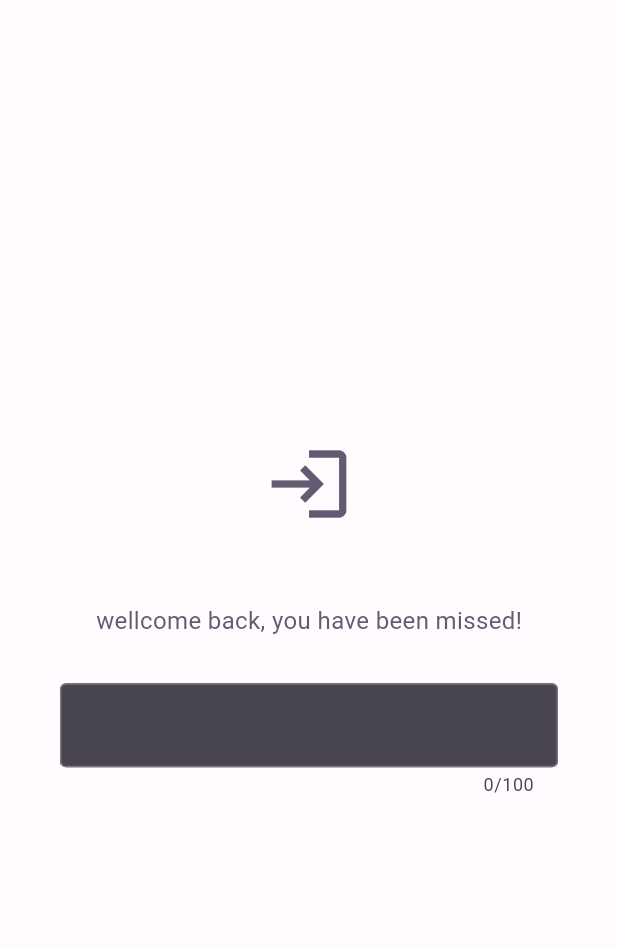
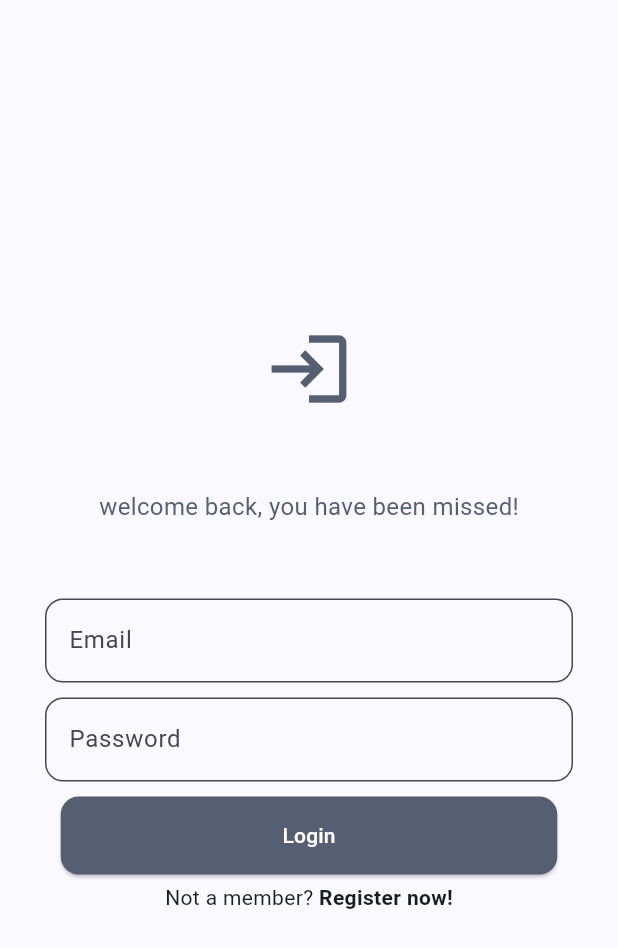
Before and after one commit to mhmdjavad-cs/flutter-chat-app, a Flutter app: the screen it shows after launch, on a phone screen of 412 x 824 dp. Shown: the top 948 px of the screen. Run offline on Flutter 3.47's test engine with Material 3 defaults, Android fonts, the phone set to English and light mode, and no system bars.

Commit message:
login page is finished!

```diff
--- /dev/null
+++ b/lib/components/my_button.dart
@@ -0,0 +1,29 @@
+import 'package:flutter/material.dart';
+
+class MyButton extends StatelessWidget {
+  final String text;
+
+  const MyButton({super.key, required this.text});
+
+  @override
+  Widget build(BuildContext context) {
+    return ElevatedButton(
+      onPressed: () {},
+      style: ElevatedButton.styleFrom(
+        backgroundColor: Theme.of(context).colorScheme.secondary, // Text color
+        shape: RoundedRectangleBorder(
+          borderRadius: BorderRadius.circular(12.0), // Rounded corners
+        ),
+        padding: const EdgeInsets.symmetric(
+            vertical: 16.0, horizontal: 24.0),
+        minimumSize: const Size(331, 50.0), // Minimum size
+      ),
+      child: Text(
+        text,
+        style: TextStyle(
+          color: Theme.of(context).colorScheme.onSecondary,
+        ),
+      ),
+    );
+  }
+}
--- a/lib/components/my_textfield.dart
+++ b/lib/components/my_textfield.dart
@@ -1,28 +1,42 @@
 import 'package:flutter/material.dart';
 
 class MyTextfield extends StatelessWidget {
-  const MyTextfield({super.key});
+  final String text;
+  final bool hide;
+
+
+  const MyTextfield({
+    super.key,
+    required this.text,
+    required this.hide
+  });
 
   @override
   Widget build(BuildContext context) {
     return Padding(
-      padding: EdgeInsets.symmetric(horizontal: 40),
+      padding: const EdgeInsets.symmetric(horizontal: 30),
       child: TextField(
+        obscureText: hide,
         decoration: InputDecoration(
-          enabledBorder: OutlineInputBorder(
+          labelText: text,
+          border: OutlineInputBorder(
+            borderRadius: BorderRadius.circular(12.0),
+          ),
+          filled: true,
+          fillColor: Theme.of(context).colorScheme.surfaceVariant,
+          focusedBorder: OutlineInputBorder(
+            borderRadius: BorderRadius.circular(12.0),
             borderSide: BorderSide(
-              color: Theme.of(context).colorScheme.outline,
+              color: Theme.of(context).colorScheme.primary,
             ),
           ),
-          focusedBorder: OutlineInputBorder(
+          enabledBorder: OutlineInputBorder(
+            borderRadius: BorderRadius.circular(12.0),
             borderSide: BorderSide(
-              color: Theme.of(context).colorScheme.onPrimary,
+              color: Theme.of(context).colorScheme.onSurfaceVariant,
             ),
           ),
-          fillColor: Theme.of(context).colorScheme.onSurfaceVariant,
-          filled: true,
         ),
-        maxLength: 100,
       ),
     );
   }
--- a/lib/pages/login_page.dart
+++ b/lib/pages/login_page.dart
@@ -1,4 +1,5 @@
 import 'package:flutter/material.dart';
+import 'package:flutter_full_course/components/my_button.dart';
 import 'package:flutter_full_course/components/my_textfield.dart';
 
 class LoginPage extends StatelessWidget {
@@ -22,14 +23,40 @@ class LoginPage extends StatelessWidget {
                 height: 50,
               ),
               Text(
-                "wellcome back, you have been missed!",
+                "welcome back, you have been missed!",
                 style: TextStyle(
                   fontSize: 16,
                   color: Theme.of(context).colorScheme.secondary,
                 ),
               ),
-              const SizedBox(height: 30,),
-              MyTextfield(),
+              const SizedBox(
+                height: 50,
+              ),
+              const MyTextfield(
+                text: 'Email',
+                hide: false,
+              ),
+              const SizedBox(
+                height: 10,
+              ),
+              const MyTextfield(
+                text: 'Password',
+                hide: true,
+              ),
+              const SizedBox(
+                height: 10,
+              ),
+              const MyButton(text: "Login"),
+              const SizedBox(
+                height: 5,
+              ),
+              const Row(
+                mainAxisAlignment: MainAxisAlignment.center,
+                children: [
+                  Text("Not a member? "),
+                  Text("Register now!", style: TextStyle(fontWeight: FontWeight.bold),),
+                ],
+              )
             ],
           ),
         ),
--- a/lib/themes/light_dark.dart
+++ b/lib/themes/light_dark.dart
@@ -5,35 +5,53 @@ import 'package:flutter/material.dart';
 ThemeData lightMode = ThemeData(
 
   colorScheme: const ColorScheme(
-    brightness: Brightness.light,
-    primary: Color(0xFF6750A4), // Purple
-    onPrimary: Colors.white,
-    primaryContainer: Color(0xFFEADDFF), // Light Purple
-    onPrimaryContainer: Color(0xFF21005D), // Darker Purple
-    secondary: Color(0xFF625B71), // Secondary Purple
-    onSecondary: Colors.white,
-    secondaryContainer: Color(0xFFE8DEF8), // Light Secondary Purple
-    onSecondaryContainer: Color(0xFF1D192B), // Darker Secondary Purple
-    tertiary: Color(0xFF7D5260), // Tertiary Pink
-    onTertiary: Colors.white,
-    tertiaryContainer: Color(0xFFFFD8E4), // Light Tertiary Pink
-    onTertiaryContainer: Color(0xFF31111D), // Darker Tertiary Pink
-    error: Color(0xFFB3261E), // Red
-    onError: Colors.white,
-    errorContainer: Color(0xFFF9DEDC), // Light Red
-    onErrorContainer: Color(0xFF410E0B), // Darker Red
-    background: Color(0xFFFFFBFE), // Background White
-    onBackground: Color(0xFF1C1B1F), // Darker Background
-    surface: Color(0xFFFFFBFE), // Surface White
-    onSurface: Color(0xFF1C1B1F), // Darker Surface
-    surfaceVariant: Color(0xFFE7E0EC), // Light Surface Variant
-    onSurfaceVariant: Color(0xFF49454F), // Darker Surface Variant
-    outline: Color(0xFF79747E), // Outline Grey
-    shadow: Colors.black, // Shadow
-    inverseSurface: Color(0xFF313033), // Inverse Surface
-    onInverseSurface: Color(0xFFF4EFF4), // Light Inverse Surface
-    inversePrimary: Color(0xFFD0BCFF), // Inverse Primary
-  ),
+      brightness: Brightness.light,
+      primary: Color(4282474385),
+      surfaceTint: Color(4282474385),
+      onPrimary: Color(4294967295),
+      primaryContainer: Color(4292273151),
+      onPrimaryContainer: Color(4278197054),
+      secondary: Color(4283850609),
+      onSecondary: Color(4294967295),
+      secondaryContainer: Color(4292535033),
+      onSecondaryContainer: Color(4279442475),
+      tertiary: Color(4285551989),
+      onTertiary: Color(4294967295),
+      tertiaryContainer: Color(4294629629),
+      onTertiaryContainer: Color(4280816430),
+      error: Color(4290386458),
+      onError: Color(4294967295),
+      errorContainer: Color(4294957782),
+      onErrorContainer: Color(4282449922),
+      surface: Color(4294572543),
+      onSurface: Color(4279835680),
+      onSurfaceVariant: Color(4282664782),
+      outline: Color(4285822847),
+      outlineVariant: Color(4291086032),
+      shadow: Color(4278190080),
+      scrim: Color(4278190080),
+      inverseSurface: Color(4281217078),
+      inversePrimary: Color(4289382399),
+      primaryFixed: Color(4292273151),
+      onPrimaryFixed: Color(4278197054),
+      primaryFixedDim: Color(4289382399),
+      onPrimaryFixedVariant: Color(4280829815),
+      secondaryFixed: Color(4292535033),
+      onSecondaryFixed: Color(4279442475),
+      secondaryFixedDim: Color(4290692828),
+      onSecondaryFixedVariant: Color(4282271577),
+      tertiaryFixed: Color(4294629629),
+      onTertiaryFixed: Color(4280816430),
+      tertiaryFixedDim: Color(4292721888),
+      onTertiaryFixedVariant: Color(4283907676),
+      surfaceDim: Color(4292467168),
+      surfaceBright: Color(4294572543),
+      surfaceContainerLowest: Color(4294967295),
+      surfaceContainerLow: Color(4294177786),
+      surfaceContainer: Color(4293783028),
+      surfaceContainerHigh: Color(4293388526),
+      surfaceContainerHighest: Color(4293059305),
+    )
 
 
 );
@@ -41,33 +59,51 @@ ThemeData lightMode = ThemeData(
 
 ThemeData darkMode = ThemeData(
   colorScheme: const ColorScheme(
-    brightness: Brightness.dark,
-    primary: Color(0xFFD0BCFF), // Light Purple
-    onPrimary: Color(0xFF381E72), // Darker Purple
-    primaryContainer: Color(0xFF4F378B), // Dark Purple
-    onPrimaryContainer: Color(0xFFEADDFF), // Light Purple
-    secondary: Color(0xFFCCC2DC), // Light Secondary Purple
-    onSecondary: Color(0xFF332D41), // Darker Secondary Purple
-    secondaryContainer: Color(0xFF4A4458), // Dark Secondary Purple
-    onSecondaryContainer: Color(0xFFE8DEF8), // Light Secondary Purple
-    tertiary: Color(0xFFEFB8C8), // Light Tertiary Pink
-    onTertiary: Color(0xFF492532), // Darker Tertiary Pink
-    tertiaryContainer: Color(0xFF633B48), // Dark Tertiary Pink
-    onTertiaryContainer: Color(0xFFFFD8E4), // Light Tertiary Pink
-    error: Color(0xFFF2B8B5), // Light Red
-    onError: Color(0xFF601410), // Darker Red
-    errorContainer: Color(0xFF8C1D18), // Dark Red
-    onErrorContainer: Color(0xFFF9DEDC), // Light Red
-    background: Color(0xFF1C1B1F), // Background Dark
-    onBackground: Color(0xFFE6E1E5), // Lighter Background
-    surface: Color(0xFF1C1B1F), // Surface Dark
-    onSurface: Color(0xFFE6E1E5), // Lighter Surface
-    surfaceVariant: Color(0xFF49454F), // Dark Surface Variant
-    onSurfaceVariant: Color(0xFFCAC4D0), // Light Surface Variant
-    outline: Color(0xFF938F99), // Outline Grey
-    shadow: Colors.black, // Shadow
-    inverseSurface: Color(0xFFE6E1E5), // Inverse Surface
-    onInverseSurface: Color(0xFF313033), // Dark Inverse Surface
-    inversePrimary: Color(0xFF6750A4), // Dark Inverse Primary
-  ),
+      brightness: Brightness.dark,
+      primary: Color(4289382399),
+      surfaceTint: Color(4289382399),
+      onPrimary: Color(4278857823),
+      primaryContainer: Color(4280829815),
+      onPrimaryContainer: Color(4292273151),
+      secondary: Color(4290692828),
+      onSecondary: Color(4280824129),
+      secondaryContainer: Color(4282271577),
+      onSecondaryContainer: Color(4292535033),
+      tertiary: Color(4292721888),
+      onTertiary: Color(4282329156),
+      tertiaryContainer: Color(4283907676),
+      onTertiaryContainer: Color(4294629629),
+      error: Color(4294948011),
+      onError: Color(4285071365),
+      errorContainer: Color(4287823882),
+      onErrorContainer: Color(4294957782),
+      surface: Color(4279309080),
+      onSurface: Color(4293059305),
+      onSurfaceVariant: Color(4291086032),
+      outline: Color(4287533209),
+      outlineVariant: Color(4282664782),
+      shadow: Color(4278190080),
+      scrim: Color(4278190080),
+      inverseSurface: Color(4293059305),
+      inversePrimary: Color(4282474385),
+      primaryFixed: Color(4292273151),
+      onPrimaryFixed: Color(4278197054),
+      primaryFixedDim: Color(4289382399),
+      onPrimaryFixedVariant: Color(4280829815),
+      secondaryFixed: Color(4292535033),
+      onSecondaryFixed: Color(4279442475),
+      secondaryFixedDim: Color(4290692828),
+      onSecondaryFixedVariant: Color(4282271577),
+      tertiaryFixed: Color(4294629629),
+      onTertiaryFixed: Color(4280816430),
+      tertiaryFixedDim: Color(4292721888),
+      onTertiaryFixedVariant: Color(4283907676),
+      surfaceDim: Color(4279309080),
+      surfaceBright: Color(4281809214),
+      surfaceContainerLowest: Color(4278980115),
+      surfaceContainerLow: Color(4279835680),
+      surfaceContainer: Color(4280098852),
+      surfaceContainerHigh: Color(4280822319),
+      surfaceContainerHighest: Color(4281546042),
+    )
 );
```
